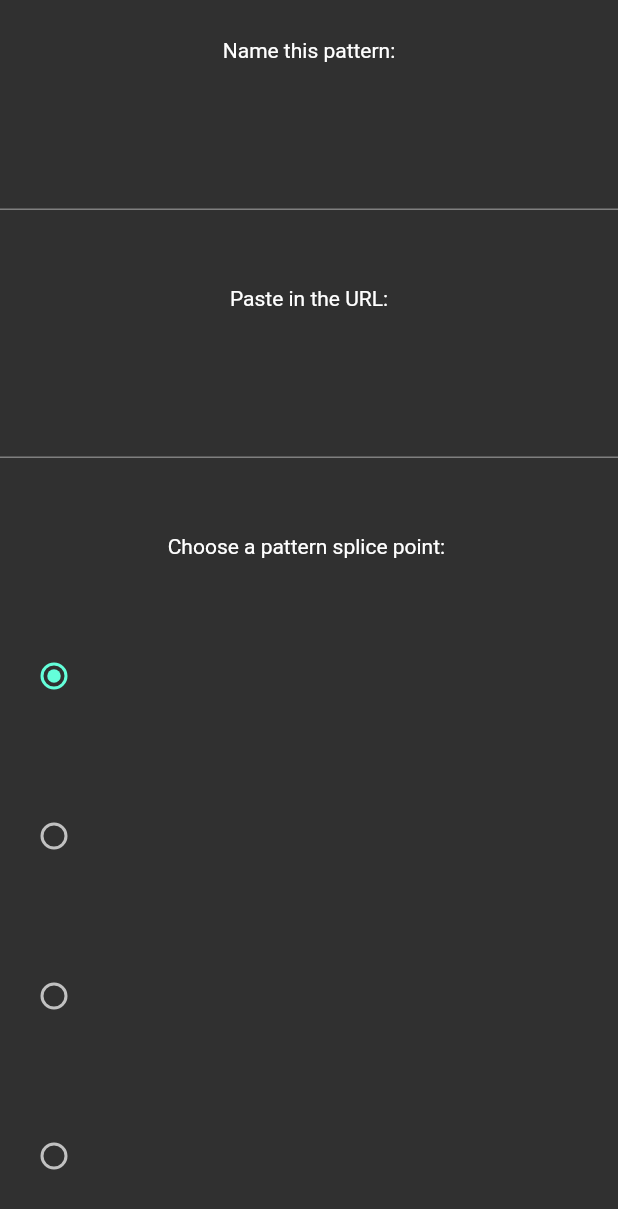
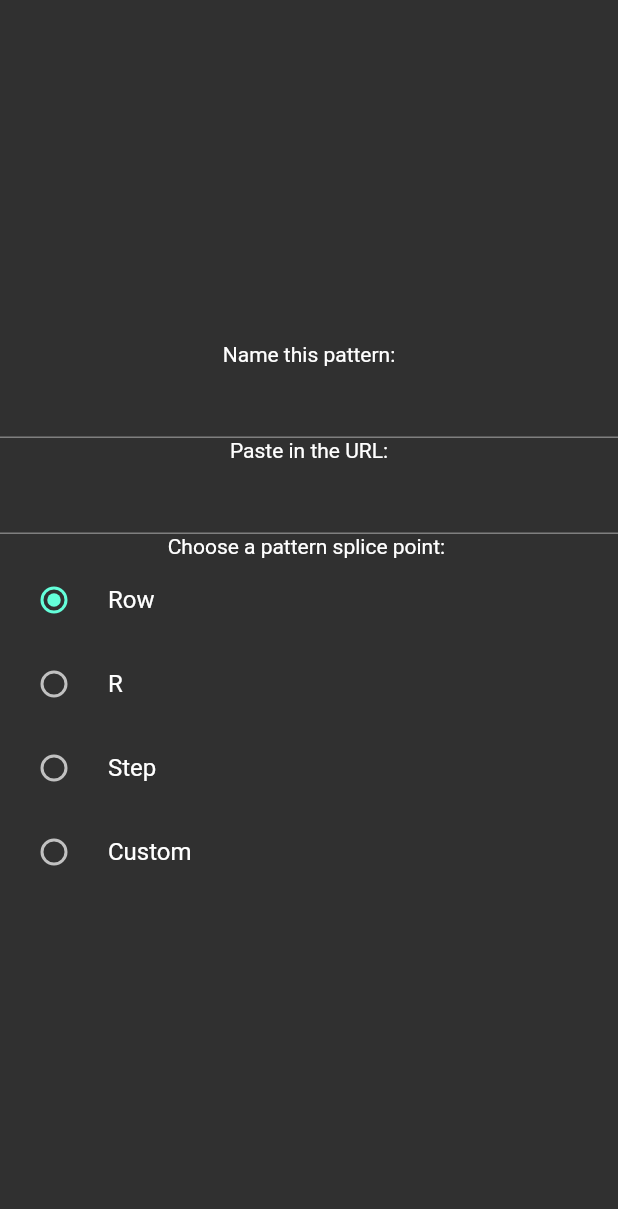
Before and after one commit to PhysicalRevelry/pattern_tracker, a Flutter app: the screen it shows after launch, after a tap on "New Pattern", on a phone screen of 412 x 824 dp. Shown: the top 1209 px of the screen. Run offline on Flutter 3.47's test engine with Material 2 defaults, Android fonts, the phone set to English and light mode, and no system bars; our stand-ins replace hooks_riverpod.

Commit message:
Tweaks to text and spacing

```diff
--- a/lib/main.dart
+++ b/lib/main.dart
@@ -1,8 +1,7 @@
 import 'package:flutter/material.dart';
-// import 'package:pattern_tracker/screens/first.dart';
 import 'package:hooks_riverpod/hooks_riverpod.dart';
 import 'package:pattern_tracker/screens/opening_screen.dart';
-import 'package:pattern_tracker/screens/pattern_test.dart';
+// import 'package:pattern_tracker/screens/pattern_test.dart';
 
 void main() {
   runApp(ProviderScope(
--- a/lib/screens/new_pattern_upload.dart
+++ b/lib/screens/new_pattern_upload.dart
@@ -13,7 +13,7 @@ class PatternUpload extends HookConsumerWidget {
     return Scaffold(
       body: Center(
         child: Column(
-          mainAxisAlignment: MainAxisAlignment.spaceAround,
+          mainAxisAlignment: MainAxisAlignment.center,
           crossAxisAlignment: CrossAxisAlignment.center,
           children: [
             Text('Name this pattern:'),
@@ -22,18 +22,22 @@ class PatternUpload extends HookConsumerWidget {
             TextFormField(),
             Text('Choose a pattern splice point: '),
             RadioListTile<Delineator>(
+              title: Text('Row'),
                 value: Delineator.row,
                 groupValue: scraper.delineator,
                 onChanged: (Delineator? value) {}),
             RadioListTile<Delineator>(
+                title: Text('R'),
                 value: Delineator.r,
                 groupValue: scraper.delineator,
                 onChanged: (Delineator? value) {}),
             RadioListTile<Delineator>(
+                title: Text('Step'),
                 value: Delineator.step,
                 groupValue: scraper.delineator,
                 onChanged: (Delineator? value) {}),
             RadioListTile<Delineator>(
+                title: Text('Custom'),
                 value: Delineator.custom,
                 groupValue: scraper.delineator,
                 onChanged: (Delineator? value) {
--- a/lib/screens/opening_screen.dart
+++ b/lib/screens/opening_screen.dart
@@ -22,6 +22,9 @@ class StartScreen extends HookConsumerWidget {
               },
               child: Text("New Pattern"),
             ),
+            SizedBox(
+              height: 20,
+            ),
             ElevatedButton(
               onPressed: () {},
               child: Text("Open Saved Pattern"),
```
